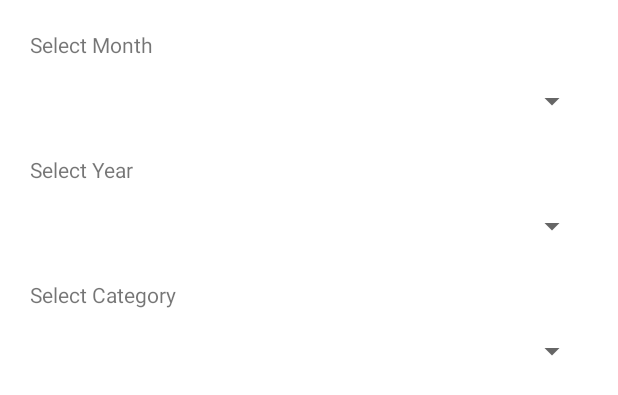
After one commit to Vandana-Saharan/ExpenseTrackerApp, an Android app built with Jetpack Compose: the layout dialog_filter_expense.xml on its own in the app's theme, with its tools: preview values and no code run, on a phone screen of 412 x 824 dp. The commit adds this screen. Shown: the top 395 px of the screen. Run offline under Robolectric (Android 15) with nearby library versions, the phone set to English and light mode, and no system bars.

Commit message:
Date Filter added

```diff
--- /dev/null
+++ b/app/src/main/res/layout/dialog_filter_expense.xml
@@ -0,0 +1,57 @@
+<?xml version="1.0" encoding="utf-8"?>
+<LinearLayout xmlns:android="http://schemas.android.com/apk/res/android"
+    android:orientation="vertical"
+    android:padding="20dp"
+    android:layout_width="match_parent"
+    android:layout_height="wrap_content">
+
+    <!-- Filter by Month -->
+    <TextView
+        android:layout_width="wrap_content"
+        android:layout_height="wrap_content"
+        android:text="Select Month"
+        android:labelFor="@id/spinnerDialogMonth"
+        android:layout_marginBottom="4dp" />
+
+    <Spinner
+        android:id="@+id/spinnerDialogMonth"
+        android:layout_width="match_parent"
+        android:layout_height="wrap_content"
+        android:minHeight="48dp"
+        android:minWidth="48dp"
+        android:padding="8dp"
+        android:layout_marginBottom="12dp" />
+
+    <!-- Filter by Year -->
+    <TextView
+        android:layout_width="wrap_content"
+        android:layout_height="wrap_content"
+        android:text="Select Year"
+        android:labelFor="@id/spinnerDialogYear"
+        android:layout_marginBottom="4dp" />
+
+    <Spinner
+        android:id="@+id/spinnerDialogYear"
+        android:layout_width="match_parent"
+        android:layout_height="wrap_content"
+        android:minHeight="48dp"
+        android:minWidth="48dp"
+        android:padding="8dp"
+        android:layout_marginBottom="12dp" />
+
+    <!-- Filter by Category -->
+    <TextView
+        android:layout_width="wrap_content"
+        android:layout_height="wrap_content"
+        android:text="Select Category"
+        android:labelFor="@id/spinnerDialogCategory"
+        android:layout_marginBottom="4dp" />
+
+    <Spinner
+        android:id="@+id/spinnerDialogCategory"
+        android:layout_width="match_parent"
+        android:layout_height="wrap_content"
+        android:minHeight="48dp"
+        android:minWidth="48dp"
+        android:padding="8dp" />
+</LinearLayout>
```
Also changed, not shown: app/src/main/java/com/example/expensetrackerapp/ViewExpensesActivity.kt (+100 -2 lines), app/src/main/res/layout/activity_view_expenses.xml (+24 -0 lines).
